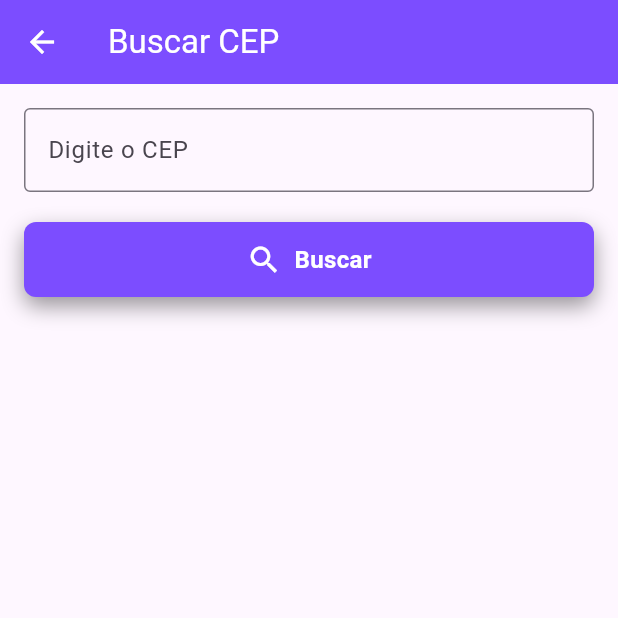
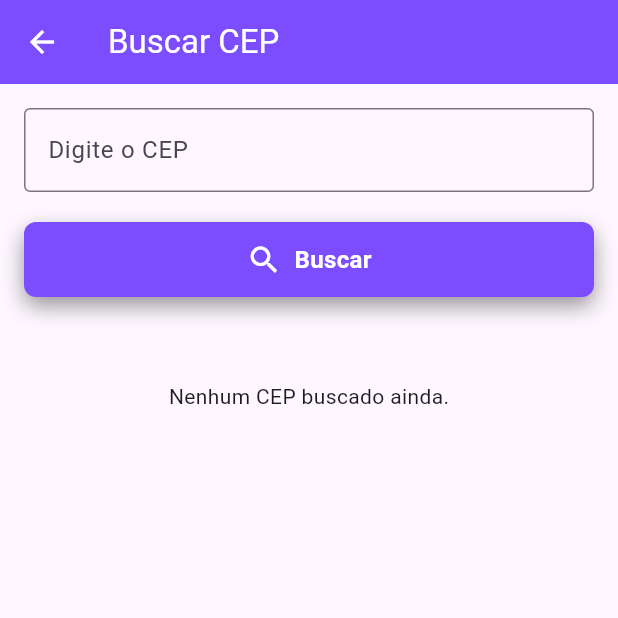
Before and after one commit to DanielBrisch/QRCEP, a Flutter app: the screen it shows after launch, after a tap on "Find Cep", on a phone screen of 412 x 824 dp, the top half of it. Run offline on Flutter 3.47's test engine with Material 3 defaults, Android fonts, the phone set to English and light mode, and no system bars; our stand-ins replace get_it, sqflite; missing offline and left inert: qr_code_scanner_plus; accounts and stored records are empty; network calls fail; statements that could not run were skipped.

Commit message:
feat: implementando historico de cep

```diff
--- a/lib/ui/pages/find_cep_page.dart
+++ b/lib/ui/pages/find_cep_page.dart
@@ -1,6 +1,7 @@
 import 'package:flutter/material.dart';
 import 'package:projeto_final/config/di/locator.dart';
 import 'package:projeto_final/controllers/find_cep_controller.dart';
+import 'package:projeto_final/database/domain/models/address.dart';
 import 'package:projeto_final/ui/widgets/custom_button.dart';
 
 class FindCepPage extends StatefulWidget {
@@ -16,10 +17,13 @@ class _FindCepPageState extends State<FindCepPage> {
   bool _isLoading = false;
   String? _error;
 
+  List<Address> _history = [];
+
   @override
   void initState() {
     super.initState();
     controller = locator<FindCepController>();
+    _loadHistory();
   }
 
   @override
@@ -62,6 +66,7 @@ class _FindCepPageState extends State<FindCepPage> {
             try {
               await controller.fetchAddress(controller.cepController.text);
               await controller.saveOnFindAddress();
+              await _loadHistory();
             } catch (e) {
               print(e);
               setState(() => _error = 'Erro de conexão. Tente novamente.');
@@ -146,6 +151,45 @@ class _FindCepPageState extends State<FindCepPage> {
     );
   }
 
+  Future<void> _loadHistory() async {
+    final list = await controller.getAllAddress();
+    setState(() {
+      _history = list.reversed.toList();
+    });
+  }
+
+  Widget _buildHistorySection() {
+    if (_history.isEmpty) {
+      return const Text('Nenhum CEP buscado ainda.');
+    }
+    return Column(
+      crossAxisAlignment: CrossAxisAlignment.stretch,
+      children: [
+        const Text(
+          'Histórico de CEPs:',
+          style: TextStyle(fontWeight: FontWeight.bold, fontSize: 16),
+        ),
+        const SizedBox(height: 8),
+        ListView.builder(
+          shrinkWrap: true,
+          physics: const NeverScrollableScrollPhysics(),
+          itemCount: _history.length,
+          itemBuilder: (context, index) {
+            final address = _history[index];
+            return Card(
+              margin: const EdgeInsets.symmetric(vertical: 4),
+              child: ListTile(
+                title: Text(address.cep),
+                subtitle: Text('${address.logradouro} - ${address.bairro}'),
+                trailing: Text(address.uf),
+              ),
+            );
+          },
+        ),
+      ],
+    );
+  }
+
   @override
   Widget build(BuildContext context) {
     return Scaffold(
@@ -161,6 +205,8 @@ class _FindCepPageState extends State<FindCepPage> {
               _buildInputSection(),
               const SizedBox(height: 24),
               _buildResultSection(),
+              const SizedBox(height: 24),
+              _buildHistorySection(),
             ],
           ),
         ),
```
